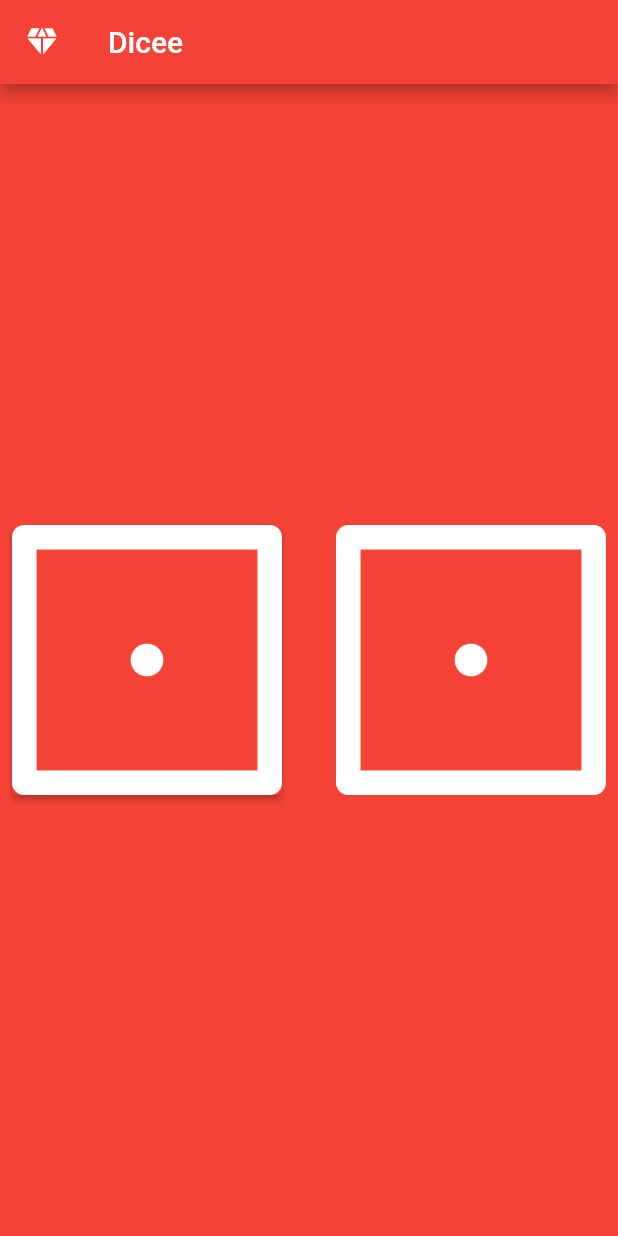
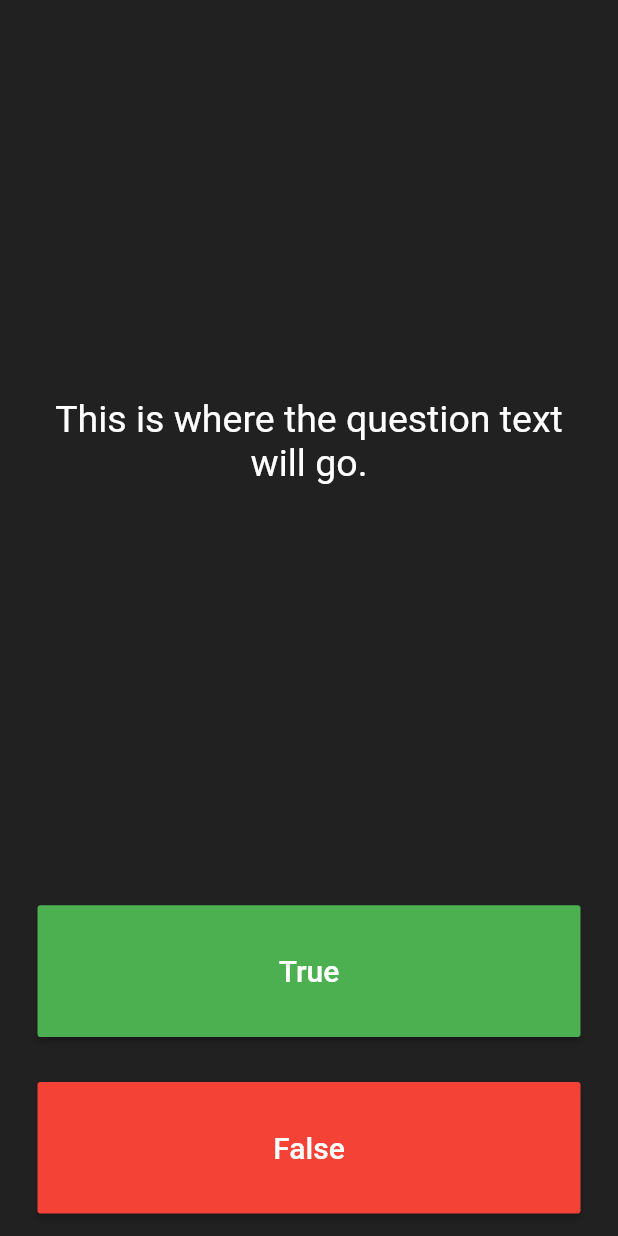
Before and after one commit to Feijai/flutterApp, a Flutter app: the screen it shows after launch, on a phone screen of 412 x 824 dp. Run offline on Flutter 3.47's test engine with Material 2 defaults, Android fonts, the phone set to English and light mode, and no system bars; our stand-ins replace audioplayers.

```diff
--- a/lib/main.dart
+++ b/lib/main.dart
@@ -1,78 +1,97 @@
 import 'package:flutter/material.dart';
-import 'dart:math';
 
-void main() {
-  return runApp(
-    MaterialApp(
+void main() => runApp(Quizzler());
+
+class Quizzler extends StatelessWidget {
+  @override
+  Widget build(BuildContext context) {
+    return MaterialApp(
       home: Scaffold(
-        backgroundColor: Colors.red,
-        appBar: AppBar(
-          leading: const Icon(Icons.diamond),
-          title: const Text('Dicee'),
-          backgroundColor: Colors.red,
+        backgroundColor: Colors.grey.shade900,
+        body: SafeArea(
+          child: Padding(
+            padding: EdgeInsets.symmetric(horizontal: 10.0),
+            child: QuizPage(),
           ),
-        body: const DicePage(),
         ),
       ),
     );
   }
-
-class DicePage extends StatefulWidget {
-  const DicePage({Key? key}) : super(key: key);
-
-  @override
-  State<DicePage> createState() => _DicePageState();
 }
 
-class _DicePageState extends State<DicePage> {
-  int leftDice = 1;
-  int rightDice = 1;
+class QuizPage extends StatefulWidget {
+  @override
+  _QuizPageState createState() => _QuizPageState();
+}
 
-  int random(int min ,int max){
-    return min+ Random().nextInt(max-min);
-  }
-  void getDice(){
-    setState((){
-      leftDice=random(1,7);
-      rightDice=random(1,7);
-    });
-  }
+class _QuizPageState extends State<QuizPage> {
   @override
   Widget build(BuildContext context) {
-
-    return Center(
-      child: Row(
+    return Column(
+      mainAxisAlignment: MainAxisAlignment.spaceBetween,
+      crossAxisAlignment: CrossAxisAlignment.stretch,
       children: <Widget>[
         Expanded(
-            // flex: 2,
+          flex: 5,
           child: Padding(
-                padding: const EdgeInsets.all(8.0),
-                child: ElevatedButton(
-                  style: ElevatedButton.styleFrom(
-                    backgroundColor: Colors.red,
-                    padding: const EdgeInsets.all(0),
-
+            padding: EdgeInsets.all(10.0),
+            child: Center(
+              child: Text(
+                'This is where the question text will go.',
+                textAlign: TextAlign.center,
+                style: TextStyle(
+                  fontSize: 25.0,
+                  color: Colors.white,
                 ),
-                  onPressed:getDice,
-                  child: Image.asset('assets/dice$leftDice.png'),
               ),
-              )
             ),
-          const SizedBox(width:20.0),
+          ),
+        ),
         Expanded(
-            // flex: 1,
           child: Padding(
-                padding: const EdgeInsets.all(8.0),
+            padding: EdgeInsets.all(15.0),
             child: MaterialButton(
-                  padding: const EdgeInsets.all(0.0),
-                  onPressed: (){
-                    getDice();
+              textColor: Colors.white,
+              color: Colors.green,
+              child: Text(
+                'True',
+                style: TextStyle(
+                  color: Colors.white,
+                  fontSize: 20.0,
+                ),
+              ),
+              onPressed: () {
+                //The user picked true.
               },
-                  child: Image.asset('assets/dice$rightDice.png'),
             ),
-              ))
+          ),
+        ),
+        Expanded(
+          child: Padding(
+            padding: EdgeInsets.all(15.0),
+            child: MaterialButton(
+              color: Colors.red,
+              child: Text(
+                'False',
+                style: TextStyle(
+                  fontSize: 20.0,
+                  color: Colors.white,
+                ),
+              ),
+              onPressed: () {
+                //The user picked false.
+              },
+            ),
+          ),
+        ),
+        //TODO: Add a Row here as your score keeper
       ],
-      ),
     );
   }
 }
+
+/*
+question1: 'You can lead a cow down stairs but not up stairs.', false,
+question2: 'Approximately one quarter of human bones are in the feet.', true,
+question3: 'A slug\'s blood is green.', true,
+*/
--- a/pubspec.yaml
+++ b/pubspec.yaml
@@ -11,6 +11,7 @@ dependencies:
   flutter:
     sdk: flutter
   cupertino_icons: ^1.0.2
+  audioplayers: any
 dev_dependencies:
   flutter_test:
     sdk: flutter
```
Also changed, not shown: lib/Dice.dart (added, +78 -0 lines), lib/changeBall.dart (added, +44 -0 lines), lib/piano.dart (added, +50 -0 lines), assets/ball1.png (added), assets/ball2.png (added), assets/ball3.png (added), assets/ball4.png (added), assets/ball5.png (added), pubspec.lock, 12 other files. Lines whose indentation alone changed are shown as unchanged.
